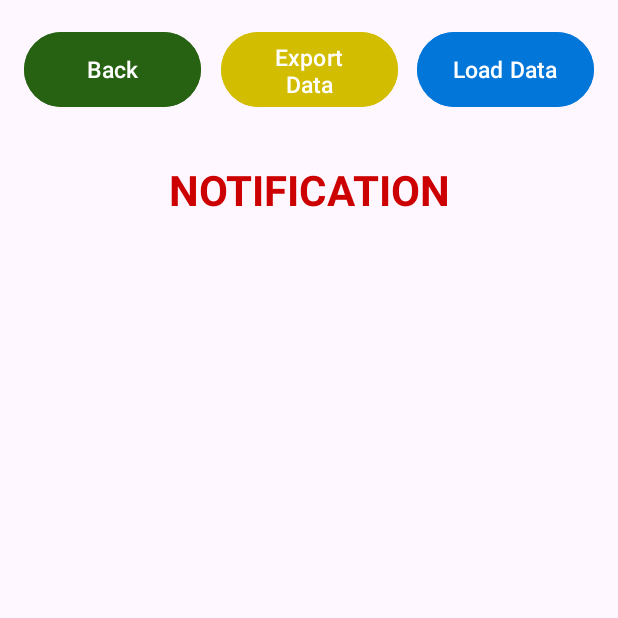
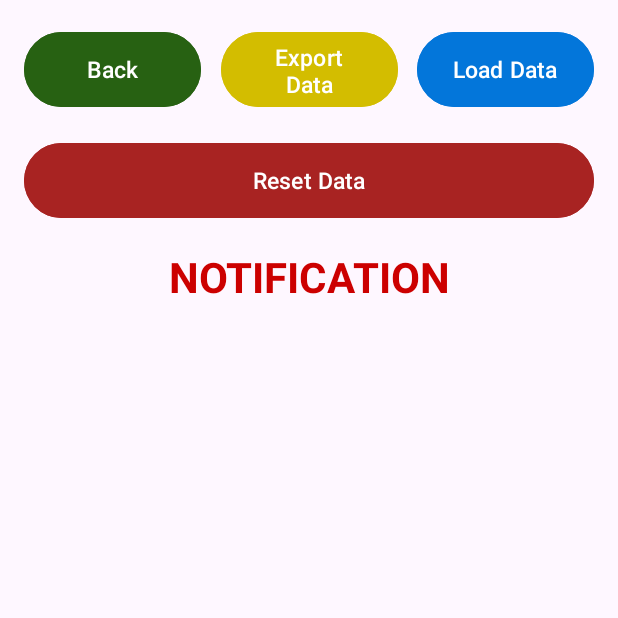
Before and after one commit to Adri6336/payvis-android, an Android app: the ManageData screen opened directly, with no data from a screen before it, on a phone screen of 412 x 824 dp, the top half of it. Run offline under Robolectric (Android 15) with nearby library versions, the phone set to English and light mode, and no system bars; network calls fail.

Commit message:
Put reset data button into manage data activity

```diff
--- a/app/src/main/res/layout/manage_data.xml
+++ b/app/src/main/res/layout/manage_data.xml
@@ -9,7 +9,7 @@
         android:id="@+id/notify_view2"
         android:layout_width="wrap_content"
         android:layout_height="wrap_content"
-        android:layout_marginTop="32dp"
+        android:layout_marginTop="16dp"
         android:text="NOTIFICATION"
         android:textAlignment="center"
         android:textColor="@android:color/holo_red_dark"
@@ -17,8 +17,7 @@
         android:textStyle="bold"
         app:layout_constraintEnd_toEndOf="parent"
         app:layout_constraintStart_toStartOf="parent"
-        app:layout_constraintTop_toBottomOf="@+id/export_data_button"
-        app:layout_constraintVertical_bias="0.259" />
+        app:layout_constraintTop_toBottomOf="@+id/reset_button" />
 
     <Button
         android:id="@+id/back_button"
@@ -34,6 +33,21 @@
         app:layout_constraintStart_toStartOf="parent"
         app:layout_constraintTop_toTopOf="parent"
         app:layout_constraintVertical_bias="0.023" />
+
+    <Button
+        android:id="@+id/reset_button"
+        android:layout_width="380dp"
+        android:layout_height="58dp"
+        android:layout_marginTop="16dp"
+        android:backgroundTint="#a82322"
+        android:backgroundTintMode="add"
+        android:text="Reset Data"
+        android:textColor="@color/white"
+        android:textSize="15sp"
+        app:layout_constraintEnd_toEndOf="parent"
+        app:layout_constraintHorizontal_bias="0.501"
+        app:layout_constraintStart_toStartOf="parent"
+        app:layout_constraintTop_toBottomOf="@+id/export_data_button" />
 
     <Button
         android:id="@+id/export_data_button"
```
